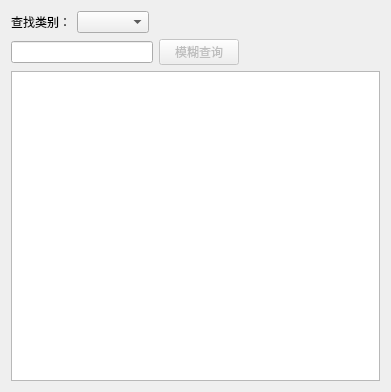
Before: the Qt Designer form forms/subjectsearchform.ui in wangkungit5905/PzAssistant, drawn with Qt 5.
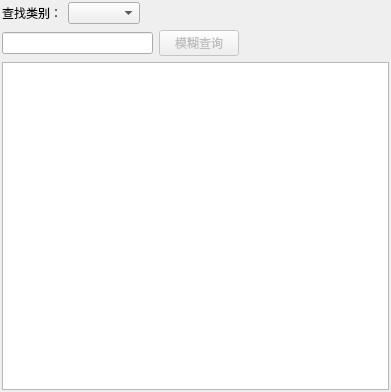
After: the same form once the commit is applied.

What changed in the file:
```diff
--- a/forms/subjectsearchform.ui
+++ b/forms/subjectsearchform.ui
@@ -14,6 +14,18 @@
    <string>Form</string>
   </property>
   <layout class="QVBoxLayout" name="verticalLayout">
+   <property name="leftMargin">
+    <number>2</number>
+   </property>
+   <property name="topMargin">
+    <number>2</number>
+   </property>
+   <property name="rightMargin">
+    <number>2</number>
+   </property>
+   <property name="bottomMargin">
+    <number>2</number>
+   </property>
    <item>
     <layout class="QHBoxLayout" name="horizontalLayout">
      <item>
@@ -76,7 +88,17 @@
     </layout>
    </item>
    <item>
-    <widget class="QTableView" name="tview"/>
+    <widget class="QTableView" name="tview">
+     <property name="selectionMode">
+      <enum>QAbstractItemView::SingleSelection</enum>
+     </property>
+     <property name="selectionBehavior">
+      <enum>QAbstractItemView::SelectRows</enum>
+     </property>
+     <attribute name="horizontalHeaderStretchLastSection">
+      <bool>true</bool>
+     </attribute>
+    </widget>
    </item>
   </layout>
  </widget>
```
